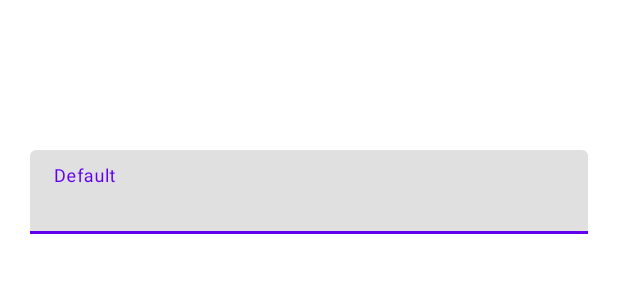
After one commit to Stahma2017/AppForTest, an Android app: the layout fragment_md_components.xml on its own in the app's theme, with its tools: preview values and no code run, on a phone screen of 412 x 824 dp. The commit adds this screen. Shown: the top 300 px of the screen. Run offline under Robolectric (Android 15) with nearby library versions, the phone set to English and light mode, and no system bars.

Commit message:
md in progress

```diff
--- a/app/build.gradle
+++ b/app/build.gradle
@@ -40,7 +40,7 @@ dependencies {
 
     implementation 'androidx.core:core-ktx:1.7.0'
     implementation 'androidx.appcompat:appcompat:1.4.0'
-    implementation 'com.google.android.material:material:1.4.0'
+    implementation 'com.google.android.material:material:1.1.0'
     implementation 'androidx.constraintlayout:constraintlayout:2.1.2'
     implementation 'androidx.legacy:legacy-support-v4:1.0.0'
     testImplementation 'junit:junit:4.+'
--- a/app/src/main/AndroidManifest.xml
+++ b/app/src/main/AndroidManifest.xml
@@ -11,10 +11,10 @@
         android:label="@string/app_name"
         android:roundIcon="@mipmap/ic_launcher_round"
         android:supportsRtl="true"
-        android:theme="@style/Theme.AppForTest">
+        android:theme="@style/Theme.PurpleTheme">
         <activity
             android:name="com.stas.ui.main.MainActivity"
-            android:theme="@style/BasicBackgroundTheme"
+            android:theme="@style/Theme.PurpleTheme"
             android:windowSoftInputMode="adjustResize"
             android:exported="true">
             <intent-filter>
--- a/app/src/main/java/com/stas/ui/glide/GlideFragment.kt
+++ b/app/src/main/java/com/stas/ui/glide/GlideFragment.kt
@@ -18,12 +18,12 @@ class GlideFragment : Fragment() {
   override fun onCreateView(
     inflater: LayoutInflater, container: ViewGroup?,
     savedInstanceState: Bundle?): View? {
-    return inflater.inflate(R.layout.fragment_glide, container, false)
+    return inflater.inflate(R.layout.fragment_md_components, container, false)
   }
 
   override fun onViewCreated(view: View, savedInstanceState: Bundle?) {
-    bindViews(view)
-    prepareUi()
+    //bindViews(view)
+    //prepareUi()
   }
 
   private fun prepareUi() {
--- /dev/null
+++ b/app/src/main/res/color/slc_outlined_stroke.xml
@@ -0,0 +1,7 @@
+<?xml version="1.0" encoding="utf-8"?>
+<selector xmlns:android="http://schemas.android.com/apk/res/android">
+    <item android:color="@color/purple_500" android:state_focused="true"/>
+    <item android:color="@color/purple_500" android:state_hovered="true"/>
+    <item android:color="@color/purple_500" android:state_enabled="false"/>
+    <item android:color="@color/purple_500"/>
+</selector>
--- a/app/src/main/res/layout/activity_main.xml
+++ b/app/src/main/res/layout/activity_main.xml
@@ -6,6 +6,9 @@
     tools:context="com.stas.ui.main.MainActivity">
 
     <androidx.fragment.app.FragmentContainerView
+        android:clickable="true"
+        android:focusable="true"
+        android:background="@color/white"
         android:id="@+id/fragment_container"
         android:layout_width="match_parent"
         android:layout_height="match_parent" />
--- /dev/null
+++ b/app/src/main/res/layout/fragment_md_components.xml
@@ -0,0 +1,78 @@
+<?xml version="1.0" encoding="utf-8"?>
+<androidx.constraintlayout.widget.ConstraintLayout xmlns:android="http://schemas.android.com/apk/res/android"
+    xmlns:app="http://schemas.android.com/apk/res-auto"
+    android:layout_width="match_parent"
+    android:layout_height="match_parent"
+    android:background="@color/white"
+    android:clickable="true"
+    android:focusable="true">
+
+    <com.google.android.material.textfield.TextInputLayout
+        android:id="@+id/textField"
+        android:layout_width="0dp"
+        android:layout_height="wrap_content"
+        android:layout_marginHorizontal="20dp"
+        android:layout_marginTop="100dp"
+        android:hint="Default"
+        app:backgroundTint="@color/purple_500"
+        android:textColorHint="@color/purple_500"
+        app:layout_constraintEnd_toEndOf="parent"
+        app:layout_constraintStart_toStartOf="parent"
+        app:layout_constraintTop_toTopOf="parent">
+
+        <com.google.android.material.textfield.TextInputEditText
+            android:layout_width="match_parent"
+            android:layout_height="wrap_content" />
+
+    </com.google.android.material.textfield.TextInputLayout>
+
+   <!-- <com.google.android.material.textfield.TextInputLayout
+        style="@style/Widget.Material3.TextInputLayout.FilledBox"
+        android:id="@+id/textField2"
+        android:layout_width="0dp"
+        android:layout_height="wrap_content"
+        android:layout_marginHorizontal="20dp"
+        android:layout_marginTop="10dp"
+        android:hint="Filled"
+        app:boxStrokeColor="@color/slc_outlined_stroke"
+        app:boxStrokeWidth="2dp"
+        android:textColorHint="@color/purple_500"
+        app:layout_constraintEnd_toEndOf="parent"
+        app:layout_constraintStart_toStartOf="parent"
+        app:layout_constraintTop_toBottomOf="@id/textField">
+
+        <com.google.android.material.textfield.TextInputEditText
+            style="@style/Widget.Material3.TextInputEditText.FilledBox"
+            android:layout_width="match_parent"
+            android:layout_height="wrap_content" />
+
+    </com.google.android.material.textfield.TextInputLayout>
+
+    <com.google.android.material.textfield.TextInputLayout
+        android:id="@+id/textField3"
+        android:layout_width="0dp"
+        android:layout_height="wrap_content"
+        android:layout_marginHorizontal="20dp"
+        android:layout_marginTop="10dp"
+        android:hint="Outlined"
+        app:boxBackgroundMode="outline"
+        app:layout_constraintEnd_toEndOf="parent"
+        app:endIconMode="clear_text"
+        app:boxCornerRadiusTopStart="8dp"
+        app:boxCornerRadiusTopEnd="8dp"
+        app:boxCornerRadiusBottomStart="8dp"
+        app:boxCornerRadiusBottomEnd="8dp"
+        android:textColorHint="@color/purple_500"
+        app:boxStrokeWidth="2dp"
+        app:hintTextColor="@color/purple_500"
+        app:boxStrokeColor="@color/slc_outlined_stroke"
+        app:layout_constraintStart_toStartOf="parent"
+        app:layout_constraintTop_toBottomOf="@id/textField2">
+
+        <com.google.android.material.textfield.TextInputEditText
+            android:layout_width="match_parent"
+            android:layout_height="wrap_content" />
+
+    </com.google.android.material.textfield.TextInputLayout>-->
+
+</androidx.constraintlayout.widget.ConstraintLayout>
--- a/app/src/main/res/values/themes.xml
+++ b/app/src/main/res/values/themes.xml
@@ -16,4 +16,18 @@
         <item name="android:statusBarColor" tools:targetApi="l">?attr/colorPrimaryVariant</item>
         <!-- Customize your theme here. -->
     </style>
+
+    <style name="Theme.PurpleTheme" parent="Theme.MaterialComponents.Light.NoActionBar">
+        <!-- Primary brand color. -->
+        <item name="colorPrimary">@color/purple_500</item>
+        <item name="colorPrimaryVariant">@color/purple_700</item>
+        <item name="colorOnPrimary">@color/white</item>
+        <!-- Secondary brand color. -->
+        <item name="colorSecondary">@color/teal_200</item>
+        <item name="colorSecondaryVariant">@color/teal_700</item>
+        <item name="colorOnSecondary">@color/black</item>
+        <!-- Status bar color. -->
+        <item name="android:statusBarColor" tools:targetApi="l">?attr/colorPrimaryVariant</item>
+        <!-- Customize your theme here. -->
+    </style>
 </resources>
```
